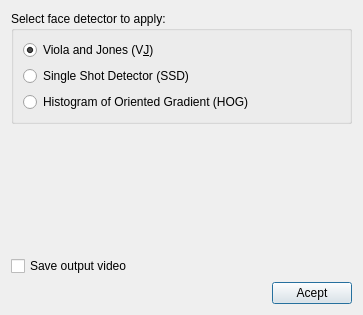
bdager/pftracker, file pftracker/ui_sources/dialog_facedetector.ui: the form before one commit.
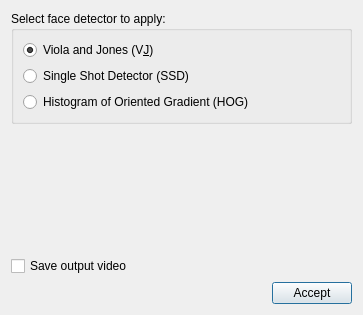
The form after the commit.

```diff
--- a/pftracker/ui_sources/dialog_facedetector.ui
+++ b/pftracker/ui_sources/dialog_facedetector.ui
@@ -92,7 +92,7 @@
      <item>
       <widget class="QPushButton" name="PB_acept">
        <property name="text">
-        <string>Acept</string>
+        <string>Accept</string>
        </property>
       </widget>
      </item>
```
